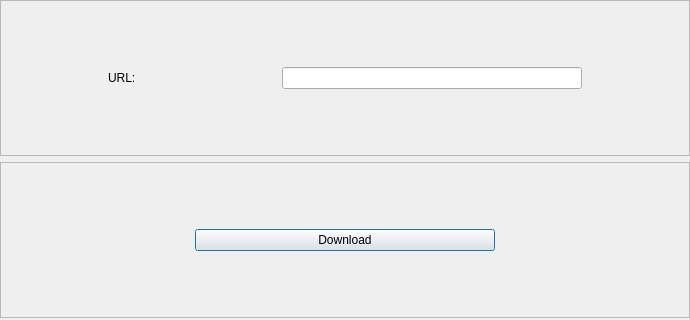
The window that interface/mainWindow.ui (MateuszPason/Youtube-Downloader) describes before a commit, drawn with Qt 5; both pictures show x 0 to 690 and y 0 to 320 of the 690 by 480 pixel window.
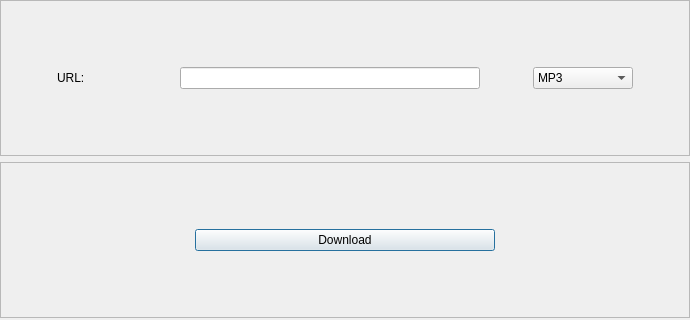
The same window after the commit.

Commit message: MP4 download feature is now available

Patch:
```diff
--- a/interface/mainWindow.ui
+++ b/interface/mainWindow.ui
@@ -64,6 +64,26 @@
         </property>
        </widget>
       </item>
+      <item>
+       <widget class="QComboBox" name="file_type">
+        <property name="maximumSize">
+         <size>
+          <width>100</width>
+          <height>16777215</height>
+         </size>
+        </property>
+        <item>
+         <property name="text">
+          <string>MP3</string>
+         </property>
+        </item>
+        <item>
+         <property name="text">
+          <string>MP4</string>
+         </property>
+        </item>
+       </widget>
+      </item>
      </layout>
     </widget>
    </item>
```
The commit also changes 1 other file.
